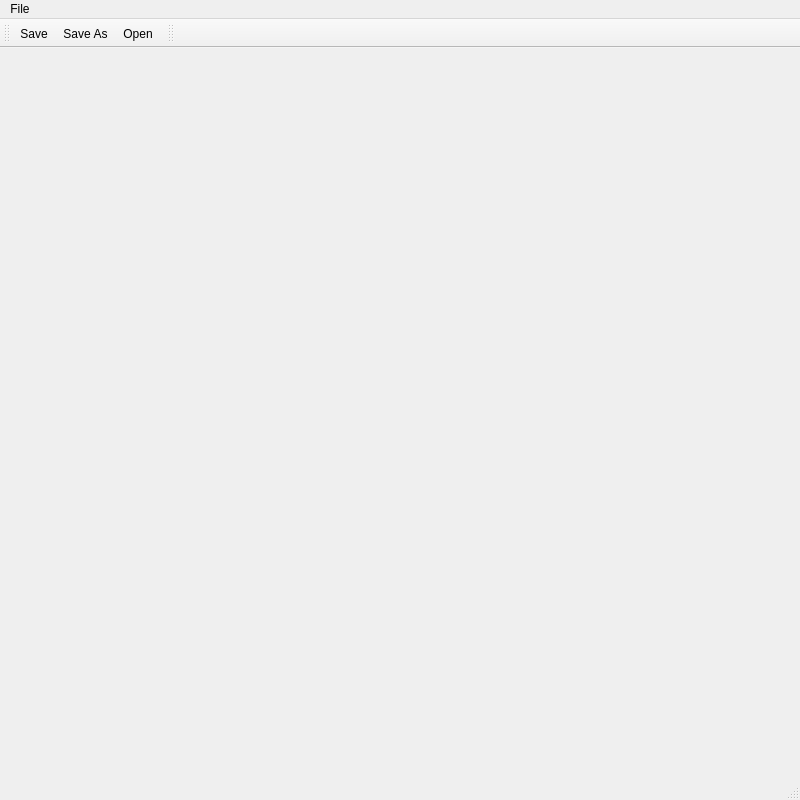
ncasale/sketch_tool, file SketchTool/mainwindow.ui: the form before one commit.
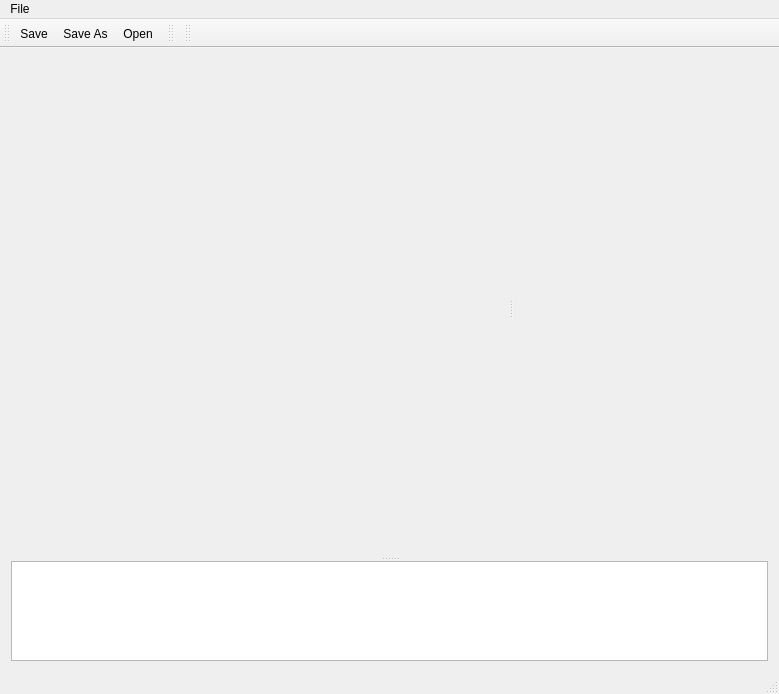
The form after the commit. Icons and pictures are not drawn. Custom widgets are drawn as their Qt base class.

What changed in the file:
```diff
--- a/SketchTool/mainwindow.ui
+++ b/SketchTool/mainwindow.ui
@@ -6,8 +6,8 @@
    <rect>
     <x>0</x>
     <y>0</y>
-    <width>800</width>
-    <height>800</height>
+    <width>779</width>
+    <height>694</height>
    </rect>
   </property>
   <property name="focusPolicy">
@@ -16,15 +16,70 @@
   <property name="windowTitle">
    <string>MainWindow</string>
   </property>
-  <widget class="MyGLWidget" name="centralWidget">
-   <layout class="QVBoxLayout" name="verticalLayout"/>
+  <widget class="QWidget" name="centralWidget">
+   <layout class="QVBoxLayout" name="verticalLayout">
+    <item>
+     <widget class="QSplitter" name="splitter">
+      <property name="sizePolicy">
+       <sizepolicy hsizetype="MinimumExpanding" vsizetype="MinimumExpanding">
+        <horstretch>0</horstretch>
+        <verstretch>0</verstretch>
+       </sizepolicy>
+      </property>
+      <property name="orientation">
+       <enum>Qt::Vertical</enum>
+      </property>
+      <widget class="QWidget" name="widget" native="true">
+       <layout class="QHBoxLayout" name="horizontalLayout">
+        <item>
+         <widget class="QSplitter" name="splitter_2">
+          <property name="orientation">
+           <enum>Qt::Horizontal</enum>
+          </property>
+          <widget class="MyGLWidget" name="widget_2" native="true">
+           <property name="sizePolicy">
+            <sizepolicy hsizetype="Preferred" vsizetype="Preferred">
+             <horstretch>2</horstretch>
+             <verstretch>0</verstretch>
+            </sizepolicy>
+           </property>
+          </widget>
+          <widget class="QWidget" name="widget_3" native="true">
+           <property name="sizePolicy">
+            <sizepolicy hsizetype="Preferred" vsizetype="Preferred">
+             <horstretch>1</horstretch>
+             <verstretch>0</verstretch>
+            </sizepolicy>
+           </property>
+          </widget>
+         </widget>
+        </item>
+       </layout>
+      </widget>
+      <widget class="QPlainTextEdit" name="plainTextEdit">
+       <property name="sizePolicy">
+        <sizepolicy hsizetype="Preferred" vsizetype="Preferred">
+         <horstretch>0</horstretch>
+         <verstretch>0</verstretch>
+        </sizepolicy>
+       </property>
+       <property name="maximumSize">
+        <size>
+         <width>16777215</width>
+         <height>100</height>
+        </size>
+       </property>
+      </widget>
+     </widget>
+    </item>
+   </layout>
   </widget>
   <widget class="QMenuBar" name="menuBar">
    <property name="geometry">
     <rect>
      <x>0</x>
      <y>0</y>
-     <width>800</width>
+     <width>779</width>
      <height>17</height>
     </rect>
    </property>
@@ -66,6 +121,17 @@
     <bool>false</bool>
    </attribute>
   </widget>
+  <widget class="QToolBar" name="toolBar_2">
+   <property name="windowTitle">
+    <string>toolBar_2</string>
+   </property>
+   <attribute name="toolBarArea">
+    <enum>TopToolBarArea</enum>
+   </attribute>
+   <attribute name="toolBarBreak">
+    <bool>false</bool>
+   </attribute>
+  </widget>
   <action name="actionClose">
    <property name="text">
     <string>Close</string>
```
